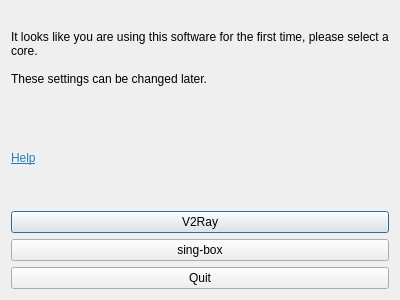
The window that ui/dialog_first_setup.ui (MatsuriDayo/nekoray) describes before a commit, drawn with Qt 5.
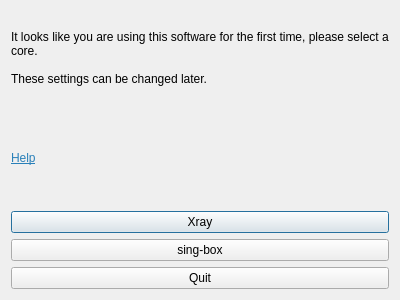
The same window after the commit.

Commit message: change core v2ray to xray

Diff of the .ui file:
```diff
--- a/ui/dialog_first_setup.ui
+++ b/ui/dialog_first_setup.ui
@@ -39,7 +39,7 @@
    <item>
     <widget class="QPushButton" name="v2ray">
      <property name="text">
-      <string notr="true">V2Ray</string>
+      <string notr="true">Xray</string>
      </property>
     </widget>
    </item>
```
The commit also changes 33 other files.
